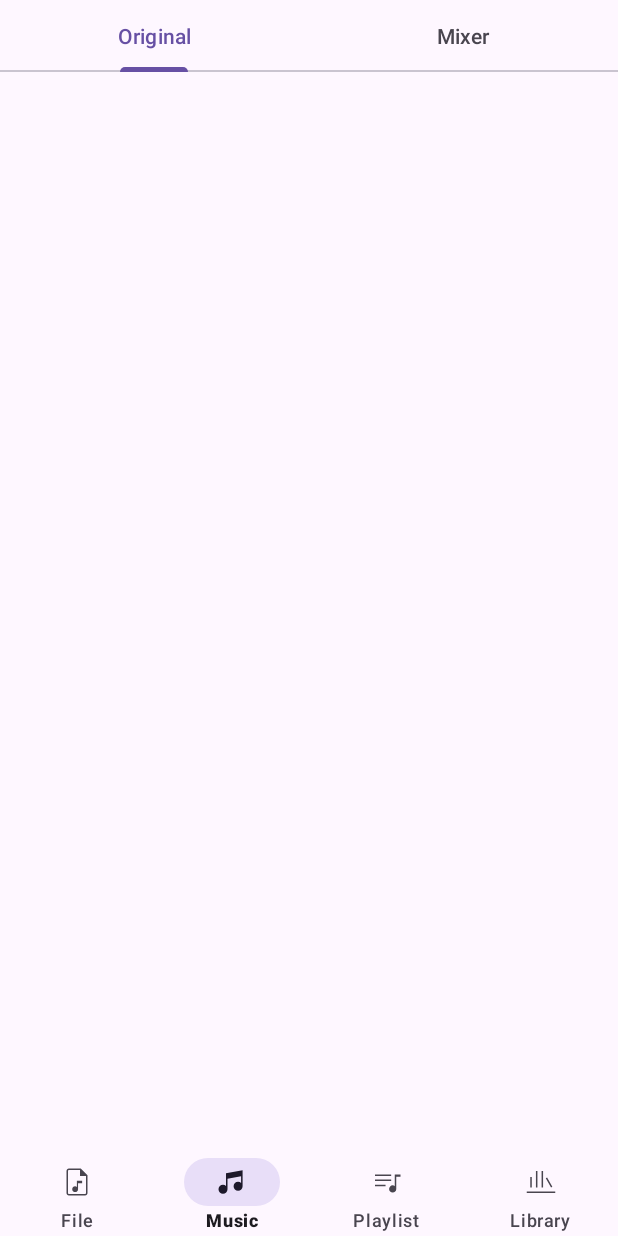
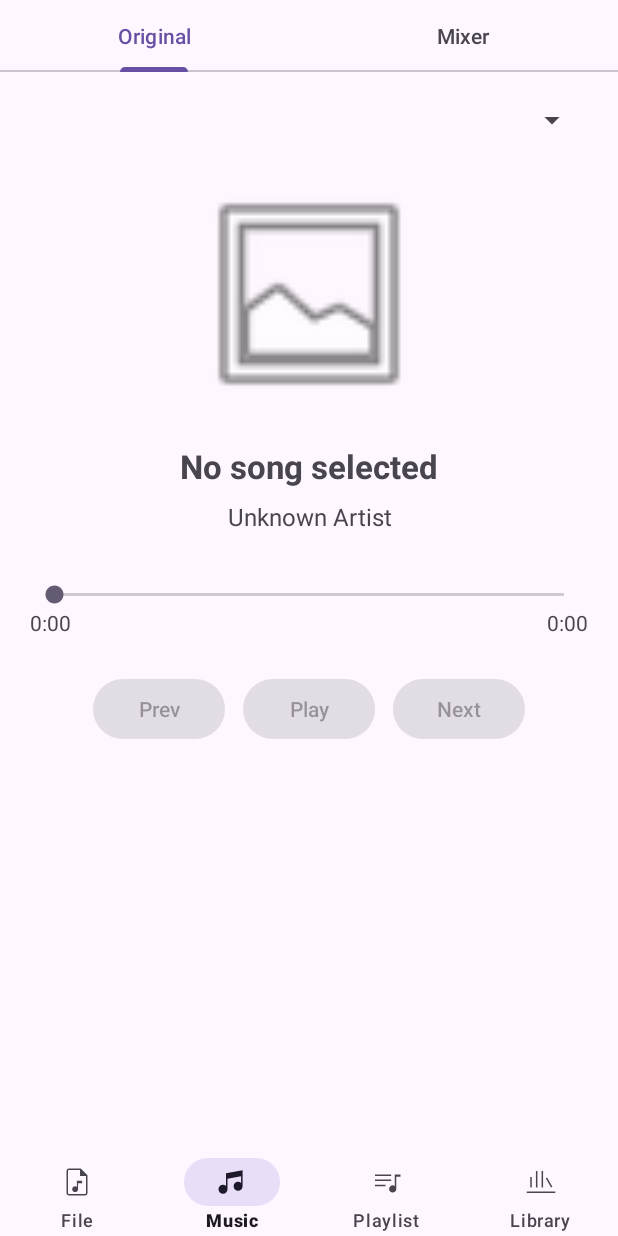
Before and after one commit to Vi-Adhikary-GMU/AIO-Musica, an Android app: the screen it shows after launch (MainActivity), item 2 of the bottom bar chosen, on a phone screen of 412 x 824 dp. Run offline under Robolectric (Android 15) with nearby library versions, the phone set to English and light mode, and no system bars; pictures from the network do not load.

Commit message:
Add original music player layout and mixer empty state

```diff
--- a/app/src/main/java/com/example/aio_musica/ui/MusicScreen.kt
+++ b/app/src/main/java/com/example/aio_musica/ui/MusicScreen.kt
@@ -39,6 +39,7 @@ class MusicScreen : Fragment() {
         fun showMixer(show: Boolean) {
             originalContent.visibility = if (show) View.GONE else View.VISIBLE
             mixerContainer.visibility = if (show) View.VISIBLE else View.GONE
+
         }
 
         tabs.addOnTabSelectedListener(object : TabLayout.OnTabSelectedListener {
--- a/app/src/main/java/com/example/aio_musica/ui/StemMixerScreen.kt
+++ b/app/src/main/java/com/example/aio_musica/ui/StemMixerScreen.kt
@@ -5,6 +5,7 @@ import android.view.LayoutInflater
 import android.view.View
 import android.view.ViewGroup
 import android.widget.Toast
+import android.widget.TextView
 import androidx.fragment.app.Fragment
 import androidx.fragment.app.activityViewModels
 import androidx.lifecycle.Lifecycle
@@ -33,6 +34,7 @@ class StemMixerScreen : Fragment() {
         super.onViewCreated(view, savedInstanceState)
 
         stemList = view.findViewById(R.id.stemList)
+        val emptyMessage = view.findViewById<TextView>(R.id.mixerEmptyMessage)
 
         adapter = StemAdapter(
             onVolumeChange = { id, volume -> viewModel.setVolume(id, volume) },
@@ -44,7 +46,13 @@ class StemMixerScreen : Fragment() {
 
         viewLifecycleOwner.lifecycleScope.launch {
             viewLifecycleOwner.repeatOnLifecycle(Lifecycle.State.STARTED) {
-                viewModel.stems.collect { adapter.submitList(it) }
+                // Update the mixer controls and show a message when no stems exist.
+                viewModel.stems.collect { stems ->
+                    adapter.submitList(stems)
+
+                    emptyMessage.visibility =
+                        if (stems.isEmpty()) View.VISIBLE else View.GONE
+                }
             }
         }
     }
--- a/app/src/main/res/layout/music_screen.xml
+++ b/app/src/main/res/layout/music_screen.xml
@@ -20,14 +20,115 @@
             android:text="@string/tab_mixer" />
     </com.google.android.material.tabs.TabLayout>
 
-    <!-- Original tab: build your artist / title / album icon / progress bar in here -->
-    <androidx.constraintlayout.widget.ConstraintLayout
+    <!-- Original music player interface. -->
+    <LinearLayout
         android:id="@+id/originalContent"
         android:layout_width="match_parent"
         android:layout_height="0dp"
-        android:layout_weight="1">
+        android:layout_weight="1"
+        android:orientation="vertical"
+        android:gravity="center_horizontal"
+        android:padding="20dp">
 
-    </androidx.constraintlayout.widget.ConstraintLayout>
+        <!-- Choose an imported song from the library. -->
+        <Spinner
+            android:id="@+id/songPicker"
+            android:layout_width="match_parent"
+            android:layout_height="wrap_content" />
+
+        <!-- Placeholder for album artwork. -->
+        <ImageView
+            android:id="@+id/albumArtwork"
+            android:layout_width="160dp"
+            android:layout_height="160dp"
+            android:layout_marginTop="24dp"
+            android:src="@android:drawable/ic_menu_gallery"
+            android:contentDescription="@null" />
+
+        <!-- Current song information. -->
+        <TextView
+            android:id="@+id/songTitle"
+            android:layout_width="match_parent"
+            android:layout_height="wrap_content"
+            android:layout_marginTop="20dp"
+            android:gravity="center"
+            android:text="@string/player_no_song"
+            android:textSize="22sp"
+            android:textStyle="bold" />
+
+        <TextView
+            android:id="@+id/songArtist"
+            android:layout_width="match_parent"
+            android:layout_height="wrap_content"
+            android:layout_marginTop="8dp"
+            android:gravity="center"
+            android:text="@string/player_unknown_artist"
+            android:textSize="16sp" />
+
+        <!-- Playback progress and elapsed time. -->
+        <SeekBar
+            android:id="@+id/songProgress"
+            android:layout_width="match_parent"
+            android:layout_height="wrap_content"
+            android:layout_marginTop="32dp"
+            android:enabled="false" />
+
+        <LinearLayout
+            android:layout_width="match_parent"
+            android:layout_height="wrap_content"
+            android:orientation="horizontal">
+
+            <TextView
+                android:id="@+id/currentTime"
+                android:layout_width="wrap_content"
+                android:layout_height="wrap_content"
+                android:text="0:00" />
+
+            <Space
+                android:layout_width="0dp"
+                android:layout_height="1dp"
+                android:layout_weight="1" />
+
+            <TextView
+                android:id="@+id/totalTime"
+                android:layout_width="wrap_content"
+                android:layout_height="wrap_content"
+                android:text="0:00" />
+        </LinearLayout>
+
+        <!-- Basic playback controls. -->
+        <LinearLayout
+            android:layout_width="match_parent"
+            android:layout_height="wrap_content"
+            android:layout_marginTop="24dp"
+            android:gravity="center"
+            android:orientation="horizontal">
+
+            <Button
+                android:id="@+id/previousSongButton"
+                android:layout_width="wrap_content"
+                android:layout_height="wrap_content"
+                android:text="@string/player_previous"
+                android:enabled="false" />
+
+            <Button
+                android:id="@+id/playPauseButton"
+                android:layout_width="wrap_content"
+                android:layout_height="wrap_content"
+                android:layout_marginHorizontal="12dp"
+                android:text="@string/player_play"
+                android:enabled="false" />
+
+            <Button
+                android:id="@+id/nextSongButton"
+                android:layout_width="wrap_content"
+                android:layout_height="wrap_content"
+                android:text="@string/player_next"
+                android:enabled="false" />
+
+        </LinearLayout>
+
+    </LinearLayout>
 
     <!-- Mixer tab: StemMixerScreen is placed here, hidden until Mixer is selected -->
     <androidx.fragment.app.FragmentContainerView
--- a/app/src/main/res/layout/stem_mixer_screen.xml
+++ b/app/src/main/res/layout/stem_mixer_screen.xml
@@ -15,4 +15,20 @@
         app:layout_constraintStart_toStartOf="parent"
         app:layout_constraintEnd_toEndOf="parent" />
 
+    <!-- Displayed until audio stems have been separated. -->
+    <TextView
+        android:id="@+id/mixerEmptyMessage"
+        android:layout_width="wrap_content"
+        android:layout_height="wrap_content"
+        android:layout_margin="24dp"
+        android:gravity="center"
+        android:text="@string/mixer_empty_message"
+        android:textSize="16sp"
+        android:visibility="gone"
+        app:layout_constraintTop_toTopOf="parent"
+        app:layout_constraintBottom_toBottomOf="parent"
+        app:layout_constraintStart_toStartOf="parent"
+        app:layout_constraintEnd_toEndOf="parent" />
+
+
 </androidx.constraintlayout.widget.ConstraintLayout>
--- a/app/src/main/res/values/strings.xml
+++ b/app/src/main/res/values/strings.xml
@@ -50,5 +50,14 @@
     <string name="stem_export_started">Exporting %1$s…</string>
     <string name="stem_volume">Volume</string>
 
+    <!-- Original music player. -->
+    <string name="player_no_song">No song selected</string>
+    <string name="player_unknown_artist">Unknown Artist</string>
+    <string name="player_previous">Prev</string>
+    <string name="player_play">Play</string>
+    <string name="player_pause">Pause</string>
+    <string name="player_next">Next</string>
+
+    <string name="mixer_empty_message">No separated tracks yet</string>
 
 </resources>
```
